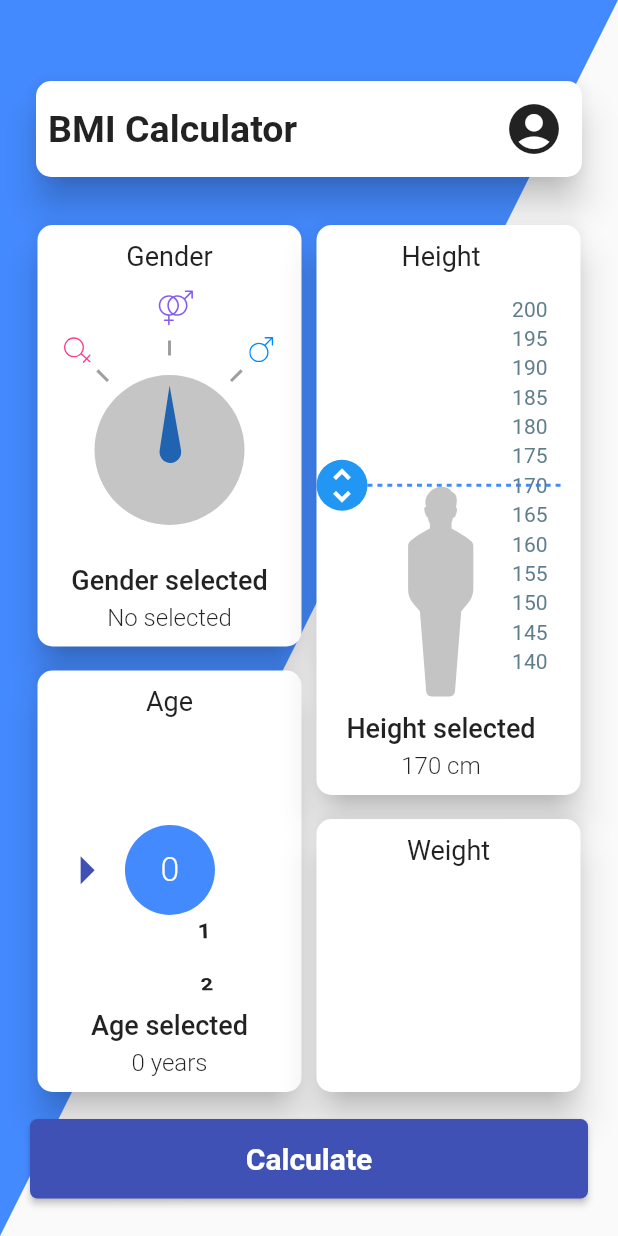
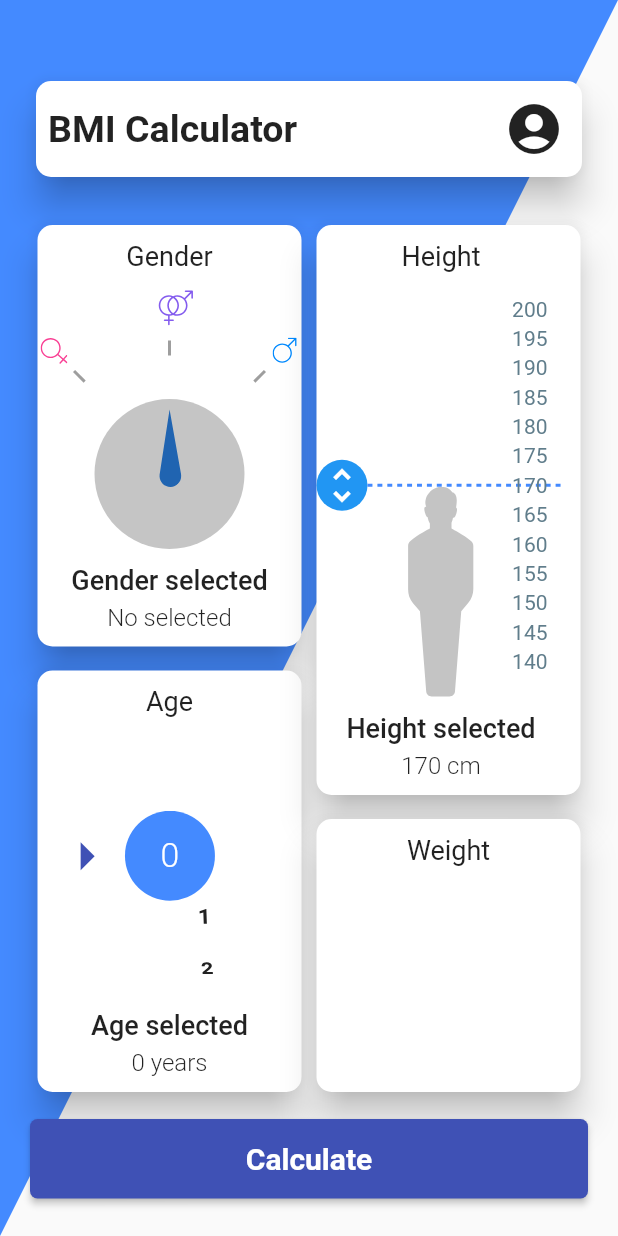
Before and after one commit to FabianVarela/bmi_calculator, a Flutter app: the screen it shows after launch, on a phone screen of 412 x 824 dp. Run offline on Flutter 3.47's test engine with Material 2 defaults, Android fonts, the phone set to English and light mode, and no system bars; our stand-ins replace flutter_svg.

Commit message:
Remove unused columns

```diff
--- a/lib/ui/cards/age_card_section.dart
+++ b/lib/ui/cards/age_card_section.dart
@@ -73,8 +73,6 @@ class _AgeCardSectionState extends State<AgeCardSection>
               ),
             ),
           ),
-        Column(
-          children: <Widget>[
         Row(
           mainAxisAlignment: MainAxisAlignment.start,
           children: <Widget>[
@@ -85,7 +83,7 @@ class _AgeCardSectionState extends State<AgeCardSection>
             ),
             Expanded(
               child: Container(
-                    height: 180,
+                height: 161,
                 child: ListWheelScrollView(
                   controller: _controller,
                   itemExtent: 40,
@@ -127,8 +125,6 @@ class _AgeCardSectionState extends State<AgeCardSection>
           ],
         ),
       ],
-        ),
-      ],
     );
   }
 
--- a/lib/ui/cards/gender_card_section.dart
+++ b/lib/ui/cards/gender_card_section.dart
@@ -57,9 +57,7 @@ class _GenderCardSectionState extends State<GenderCardSection>
   Widget build(BuildContext context) {
     return Container(
       width: double.infinity,
-      child: Column(
-        children: <Widget>[
-          Container(
+      child: Container(
         width: double.infinity,
         child: Stack(
           alignment: Alignment.bottomCenter,
@@ -102,8 +100,6 @@ class _GenderCardSectionState extends State<GenderCardSection>
             ),
           ],
         ),
-          ),
-        ],
       ),
     );
   }
--- a/lib/ui/cards/height_card_section.dart
+++ b/lib/ui/cards/height_card_section.dart
@@ -49,11 +49,7 @@ class _HeightCardSectionState extends State<HeightCardSection> {
 
   @override
   Widget build(BuildContext context) {
-    return Column(
-      children: <Widget>[
-        Expanded(
-          flex: 2,
-          child: GestureDetector(
+    return GestureDetector(
       behavior: HitTestBehavior.translucent,
       onTapDown: _onTapHeight,
       onVerticalDragStart: _onDragStartHeight,
@@ -65,9 +61,6 @@ class _HeightCardSectionState extends State<HeightCardSection> {
           _setLabels(),
         ],
       ),
-          ),
-        ),
-      ],
     );
   }
 
```
Lines whose indentation alone changed are shown as unchanged.
